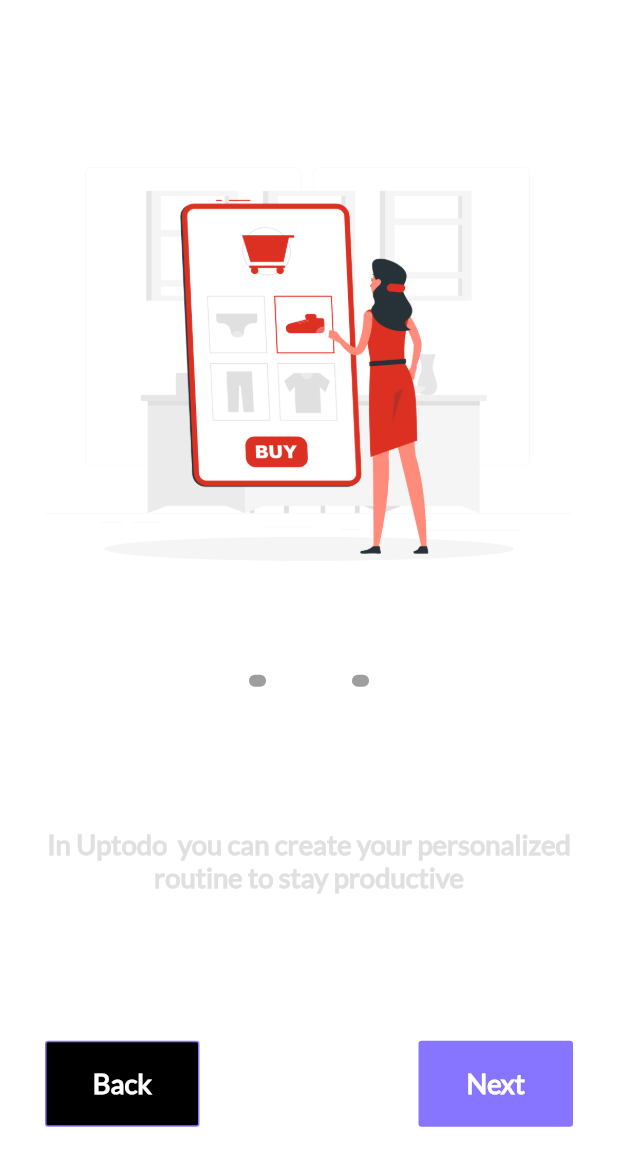
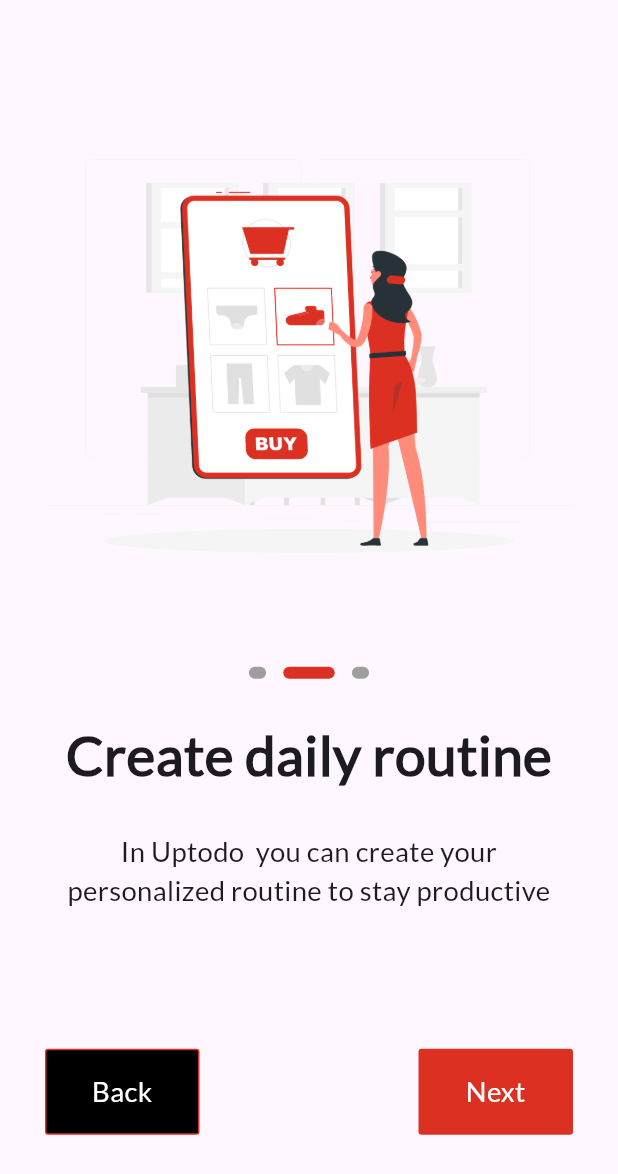
Before and after one commit to romisaa5/Fashique-E_commerce-App, a Flutter app: the screen it shows after launch, after a tap on "Next", on a phone screen of 412 x 824 dp. Shown: the top 1174 px of the screen. Run offline on Flutter 3.47's test engine with Material 3 defaults, Android fonts, the phone set to English and light mode, and no system bars; our stand-ins replace flutter_screenutil, font_awesome_flutter, go_router.

Commit message:
edit ui onboarding

```diff
--- /dev/null
+++ b/lib/constnts.dart
@@ -0,0 +1,4 @@
+import 'package:flutter/cupertino.dart';
+
+const KprimaryColor = Color(0xffDB3022);
+const KsecondryColor = Color(0xff000000);
--- a/lib/core/utils/styles.dart
+++ b/lib/core/utils/styles.dart
@@ -13,14 +13,14 @@ class Styles {
     fontSize: 32.sp,
     fontWeight: FontWeight.bold,
     fontFamily: 'Lato',
-    color: Colors.white,
+
     decoration: TextDecoration.none,
   );
 
   static final textStyle16 = TextStyle(
     fontSize: 16.sp,
     fontFamily: 'Lato',
-    color: Colors.grey[300],
+
     decoration: TextDecoration.none,
   );
 }
--- a/lib/core/widgets/custom_button.dart
+++ b/lib/core/widgets/custom_button.dart
@@ -1,3 +1,4 @@
+import 'package:e_commerce/constnts.dart';
 import 'package:e_commerce/core/utils/styles.dart';
 import 'package:flutter/material.dart';
 import 'package:flutter_screenutil/flutter_screenutil.dart';
@@ -24,7 +25,7 @@ class CustomButton extends StatelessWidget {
           height: 48.h,
           decoration: BoxDecoration(
               border: Border.all(
-                color: Color(0xff8875FF),
+                color: KprimaryColor,
               ),
               borderRadius: BorderRadius.circular(2),
               color: color),
--- a/lib/core/widgets/custom_button_signup_login.dart
+++ b/lib/core/widgets/custom_button_signup_login.dart
@@ -1,3 +1,4 @@
+import 'package:e_commerce/constnts.dart';
 import 'package:e_commerce/core/utils/styles.dart';
 import 'package:flutter/material.dart';
 import 'package:flutter_screenutil/flutter_screenutil.dart';
@@ -19,7 +20,7 @@ class CustomButtonSignupLogin extends StatelessWidget {
           height: 48.h,
           decoration: BoxDecoration(
               border: Border.all(
-                color: Color(0xff8875FF),
+                color: KprimaryColor,
               ),
               borderRadius: BorderRadius.circular(2),
               color: color),
--- a/lib/featured/onboarding/presentation/views/first_screen.dart
+++ b/lib/featured/onboarding/presentation/views/first_screen.dart
@@ -1,3 +1,4 @@
+import 'package:e_commerce/constnts.dart';
 import 'package:e_commerce/core/utils/app_router.dart';
 import 'package:e_commerce/core/utils/styles.dart';
 import 'package:e_commerce/core/widgets/custom_button.dart';
@@ -18,7 +19,8 @@ class _FirstScreenState extends State<FirstScreen> {
 
   @override
   Widget build(BuildContext context) {
-    return Padding(
+    return Scaffold(
+      body: Padding(
         padding: const EdgeInsets.symmetric(horizontal: 30.0),
         child: Column(
           spacing: 25,
@@ -41,7 +43,7 @@ class _FirstScreenState extends State<FirstScreen> {
                 CustomButton(
                   width: 90.w,
                   text: 'Next',
-                color: Color(0xff8875FF),
+                  color: KprimaryColor,
                   onTap: () {
 
                     GoRouter.of(context).push(AppRouter.secondScreen);
@@ -52,6 +54,7 @@ class _FirstScreenState extends State<FirstScreen> {
             Spacer()
           ],
         ),
+      ),
     );
   }
 }
--- a/lib/featured/onboarding/presentation/views/second_screen.dart
+++ b/lib/featured/onboarding/presentation/views/second_screen.dart
@@ -1,3 +1,4 @@
+import 'package:e_commerce/constnts.dart';
 import 'package:e_commerce/core/utils/app_router.dart';
 import 'package:e_commerce/core/utils/styles.dart';
 import 'package:e_commerce/core/widgets/custom_button.dart';
@@ -12,7 +13,8 @@ class SecondScreen extends StatelessWidget {
 
   @override
   Widget build(BuildContext context) {
-    return Padding(
+    return Scaffold(
+      body: Padding(
         padding: const EdgeInsets.symmetric(horizontal: 30.0),
         child: Column(
           spacing: 25,
@@ -43,7 +45,7 @@ class SecondScreen extends StatelessWidget {
                 CustomButton(
                   width: 90.w,
                   text: 'Next',
-                color: Color(0xff8875FF),
+                  color: KprimaryColor,
                   onTap: () {
                     GoRouter.of(context).push(AppRouter.thirdScreen);
                   },
@@ -53,6 +55,7 @@ class SecondScreen extends StatelessWidget {
             Spacer()
           ],
         ),
+      ),
     );
   }
 }
--- a/lib/featured/onboarding/presentation/views/welcome_view.dart
+++ b/lib/featured/onboarding/presentation/views/welcome_view.dart
@@ -1,3 +1,4 @@
+import 'package:e_commerce/constnts.dart';
 import 'package:e_commerce/core/utils/app_router.dart';
 import 'package:e_commerce/core/utils/styles.dart';
 import 'package:e_commerce/core/widgets/custom_button.dart';
@@ -34,7 +35,7 @@ class WelcomeView extends StatelessWidget {
                   GoRouter.of(context).pushReplacement(AppRouter.loginView);
                 },
                 text: 'LOGIN',
-                color: Color(0xff8875FF),
+                color: KprimaryColor,
                 width: MediaQuery.of(context).size.width),
             CustomButton(
                 onTap: () {
--- a/lib/featured/onboarding/presentation/views/widgets/custom_indecetor.dart
+++ b/lib/featured/onboarding/presentation/views/widgets/custom_indecetor.dart
@@ -1,3 +1,4 @@
+import 'package:e_commerce/constnts.dart';
 import 'package:flutter/material.dart';
 import 'package:flutter_screenutil/flutter_screenutil.dart';
 
@@ -10,7 +11,7 @@ class CustomIndecetor extends StatelessWidget {
       duration: Duration(milliseconds: 250),
       decoration: BoxDecoration(
         borderRadius: BorderRadius.circular(100),
-        color: isActive ? Colors.white : Colors.grey,
+        color: isActive ? KprimaryColor : Colors.grey,
       ),
       width: isActive ? 30.w : 10.w,
       height: 7.w,
--- a/lib/main.dart
+++ b/lib/main.dart
@@ -9,7 +9,6 @@ void main() {
 class MyApp extends StatelessWidget {
   const MyApp({super.key});
 
-
   @override
   Widget build(BuildContext context) {
     return ScreenUtilInit(
@@ -20,10 +19,9 @@ class MyApp extends StatelessWidget {
         return Builder(
           builder: (context) {
             return MaterialApp.router(
-
               routerConfig: AppRouter.router,
-              theme: ThemeData.light(),
               debugShowCheckedModeBanner: false,
+              theme: ThemeData.light(), // تحديد الثيم الأبيض (Light Mode)
             );
           },
         );
```
Also changed, not shown: lib/featured/onboarding/presentation/views/third_screen.dart (+6 -3 lines), 4 other files. Lines whose indentation alone changed are shown as unchanged.
